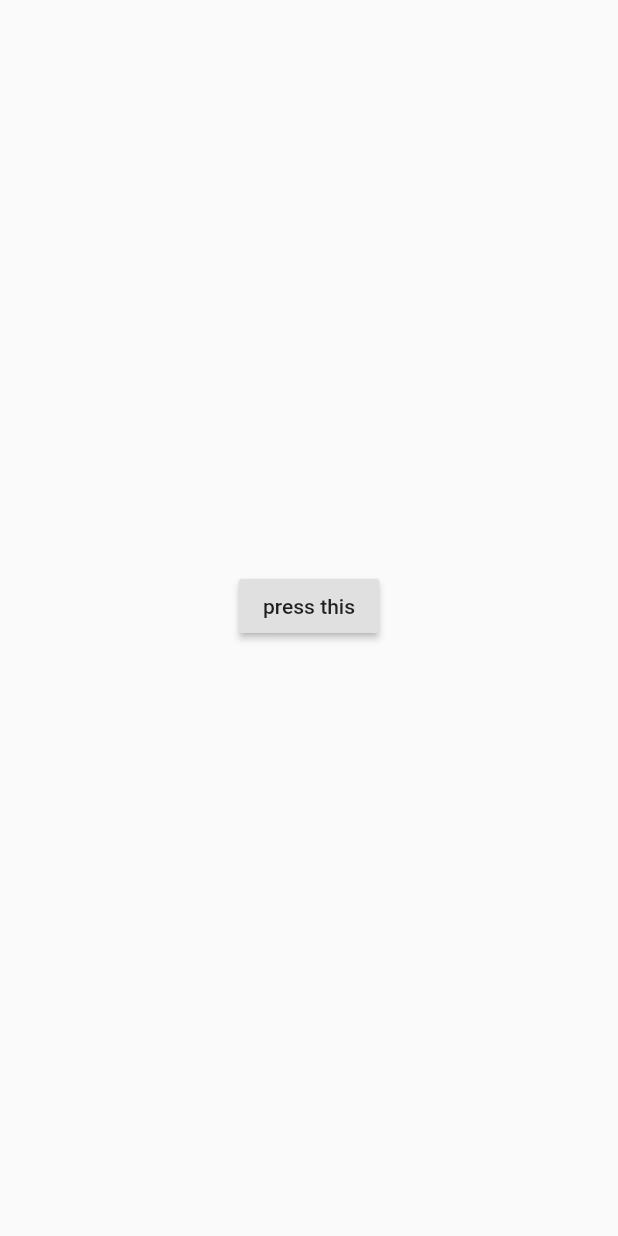
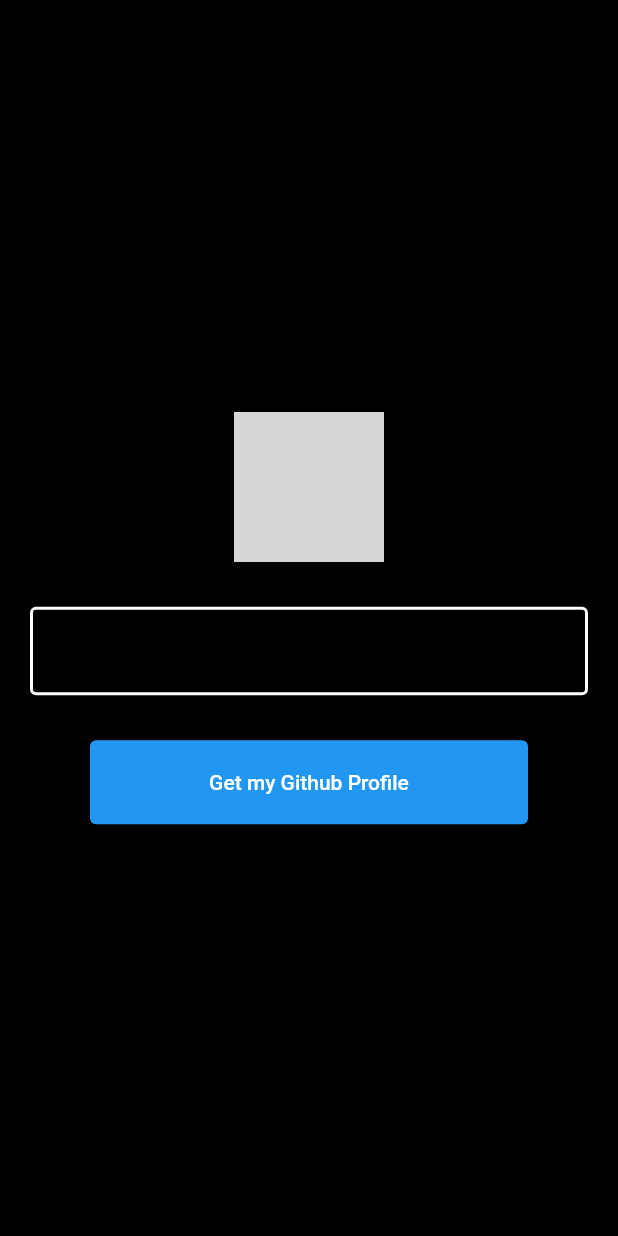
Before and after one commit to Huzaifaahmed20/Github-Profiles, a Flutter app: the HomePage screen opened directly, on a phone screen of 412 x 824 dp. Run offline on Flutter 3.47's test engine with Material 2 defaults, Android fonts, the phone set to English and light mode, and no system bars; our stand-ins replace dio; accounts and stored records are empty; network calls fail; grey boxes are pictures that could not be loaded.

Commit message:
design home screen, integrate api

```diff
--- a/lib/app/data/services/github_api.dart
+++ b/lib/app/data/services/github_api.dart
@@ -1,5 +1,3 @@
-import 'dart:convert';
-
 import 'package:github_profiles/app/data/dio_client.dart';
 import 'package:github_profiles/app/data/endpoints.dart';
 import 'package:github_profiles/app/data/models/user_info.dart';
@@ -9,7 +7,6 @@ class GithubApi {
 
   Future<UserInfo> getUserInfo({String username}) async {
     final res = await _client.get('${Endpoints.userInfo}/$username');
-    print(res);
 
     if (res != null) {
       return UserInfo.fromJson(res);
--- a/lib/app/routes/app_routes.dart
+++ b/lib/app/routes/app_routes.dart
@@ -4,11 +4,14 @@ import 'package:github_profiles/presentation/pages/pages.dart';
 
 class AppRoutes {
   static const String userDetails = 'user-details';
+  static const String home = '/';
 
   static Route<dynamic> onGenerateRoute(RouteSettings settings) {
     switch (settings.name) {
       case userDetails:
         return _buildRoute(UserDetails(), settings);
+      case home:
+        return _buildRoute(HomePage(), settings);
       default:
         return _buildRoute(HomePage(), settings);
     }
--- a/lib/main.dart
+++ b/lib/main.dart
@@ -19,7 +19,7 @@ class MyApp extends StatelessWidget {
           primarySwatch: Colors.blue,
           visualDensity: VisualDensity.adaptivePlatformDensity,
         ),
-        home: HomePage(),
+        initialRoute: AppRoutes.home,
         onGenerateRoute: AppRoutes.onGenerateRoute,
       ),
     );
--- a/lib/presentation/pages/home_page.dart
+++ b/lib/presentation/pages/home_page.dart
@@ -1,32 +1,79 @@
 import 'package:flutter/material.dart';
-import 'package:github_profiles/app/data/models/user_info.dart';
+import 'package:github_profiles/app/routes/app_routes.dart';
 import 'package:github_profiles/presentation/notifier/user_notifier.dart';
 import 'package:provider/provider.dart';
 
-class HomePage extends StatefulWidget {
-  const HomePage({Key key}) : super(key: key);
-
-  @override
-  _HomePageState createState() => _HomePageState();
-}
-
-class _HomePageState extends State<HomePage> {
+class HomePage extends StatelessWidget {
   @override
   Widget build(BuildContext context) {
-    final UserInfo userInfo = context.watch<UserNotifier>().user;
+    final TextEditingController userNameController = TextEditingController();
+    final model = context.watch<UserNotifier>();
+
+    Future<void> getUserInfo() async {
+      if (userNameController.text.isEmpty) return;
+      await context.read<UserNotifier>().fetchUserInfo(userNameController.text);
+      Navigator.of(context).pushNamed(AppRoutes.userDetails);
+    }
+
     return Scaffold(
+      backgroundColor: Colors.black,
       body: Container(
         child: Center(
           child: Column(
             mainAxisAlignment: MainAxisAlignment.center,
             children: [
-              RaisedButton(
-                child: Text('press this'),
-                onPressed: () {
-                  context.read<UserNotifier>().fetchUserInfo();
-                },
+              Image.network(
+                'https://cdn2.iconfinder.com/data/icons/social-icons-33/128/Github-512.png',
+                height: 100,
+                width: 100,
               ),
-              Text(userInfo.name ?? '')
+              const SizedBox(height: 30),
+              Padding(
+                padding: const EdgeInsets.symmetric(horizontal: 20),
+                child: TextField(
+                  controller: userNameController,
+                  cursorColor: Colors.white,
+                  style: TextStyle(color: Colors.white),
+                  decoration: InputDecoration(
+                    fillColor: Colors.white,
+                    focusedBorder: OutlineInputBorder(
+                        borderSide:
+                            const BorderSide(color: Colors.white, width: 3.0)),
+                    enabledBorder: const OutlineInputBorder(
+                      borderSide:
+                          const BorderSide(color: Colors.white, width: 2.0),
+                    ),
+                    hintStyle: TextStyle(color: Colors.white),
+                  ),
+                ),
+              ),
+              const SizedBox(height: 30),
+              Padding(
+                padding: const EdgeInsets.symmetric(horizontal: 60),
+                child: ElevatedButton(
+                  child: Padding(
+                    padding: const EdgeInsets.symmetric(vertical: 20),
+                    child: Row(
+                      mainAxisAlignment: model.isLoading
+                          ? MainAxisAlignment.spaceAround
+                          : MainAxisAlignment.center,
+                      children: [
+                        Text('Get my Github Profile'),
+                        model.isLoading
+                            ? Container(
+                                height: 20,
+                                width: 20,
+                                child: CircularProgressIndicator(
+                                  backgroundColor: Colors.white,
+                                ),
+                              )
+                            : const SizedBox.shrink()
+                      ],
+                    ),
+                  ),
+                  onPressed: getUserInfo,
+                ),
+              ),
             ],
           ),
         ),
--- a/lib/presentation/pages/user_details.dart
+++ b/lib/presentation/pages/user_details.dart
@@ -1,11 +1,17 @@
 import 'package:flutter/material.dart';
+import 'package:github_profiles/app/data/models/user_info.dart';
+import 'package:github_profiles/presentation/notifier/user_notifier.dart';
+import 'package:provider/provider.dart';
 
 class UserDetails extends StatelessWidget {
   const UserDetails({Key key}) : super(key: key);
 
   @override
   Widget build(BuildContext context) {
+    final UserInfo userInfo = Provider.of<UserNotifier>(context).user;
+
     return Scaffold(
+      backgroundColor: Colors.black,
       body: Container(
         child: Text('user Details'),
       ),
```
Also changed, not shown: lib/presentation/notifier/user_notifier.dart (+10 -3 lines).
